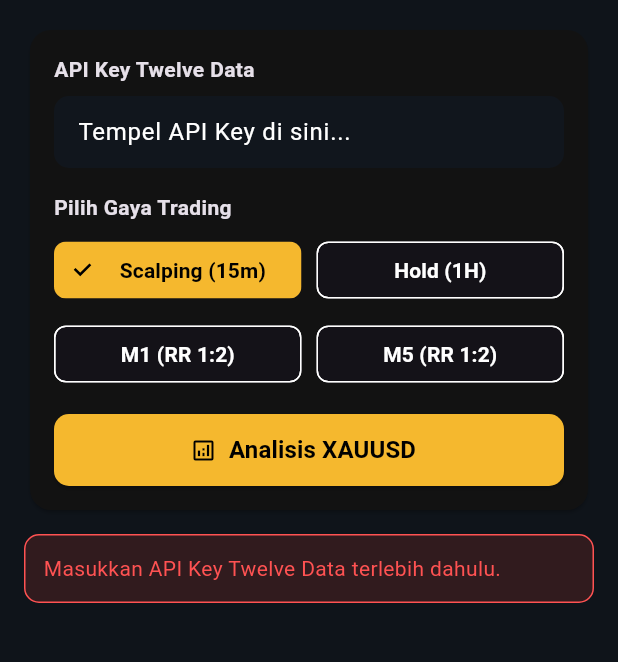
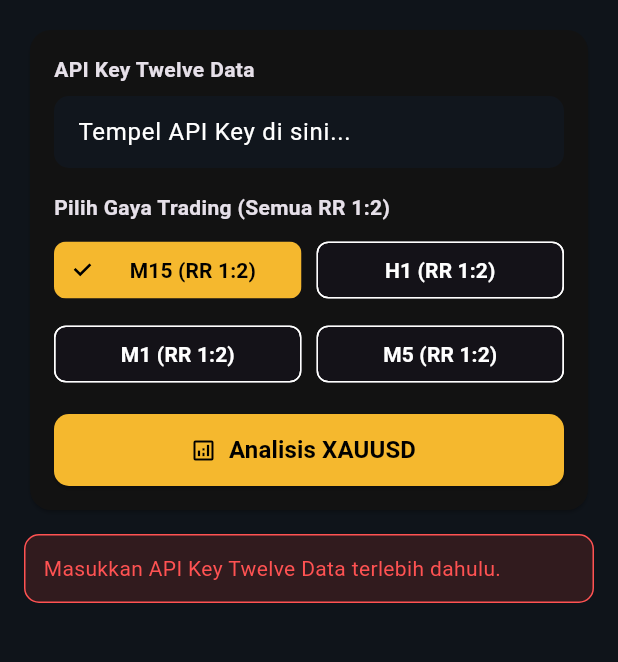
Before and after one commit to bagasody22/xauusd-analyzer, a Flutter app: the screen it shows after launch, after a tap on "Analisis XAUUSD", on a phone screen of 412 x 824 dp, the part 84-746 px from its top. Run offline on Flutter 3.47's test engine with Material 3 defaults, Android fonts, the phone set to English and light mode, and no system bars; our stand-ins replace shared_preferences.

Commit message:
Update main.dart

```diff
--- a/lib/main.dart
+++ b/lib/main.dart
@@ -104,7 +104,8 @@ class _AnalyzerHomePageState extends State<AnalyzerHomePage> {
         .map((item) => Candle.fromJson(item as Map<String, dynamic>))
         .toList();
   }
-    List<Candle> _chronologicalCandles(List<Candle> raw) {
+
+  List<Candle> _chronologicalCandles(List<Candle> raw) {
     if (raw.length < 2) return raw;
     return raw.reversed.toList();
   }
@@ -201,56 +202,7 @@ class _AnalyzerHomePageState extends State<AnalyzerHomePage> {
     return adx;
   }
 
-  List<String> _buildScalpReasons(ScalpResult res) {
-    final ema50 = _lastScalpEma50 ?? 0;
-    final ema200 = _lastScalpEma200 ?? 0;
-    final adx = _lastScalpAdx ?? 0;
-    final atr = _lastScalpAtr ?? 0;
-    final price = res.currentPrice;
-
-    final list = <String>[res.reason];
-
-    if (ema50 > ema200) {
-      list.add(
-        'Struktur EMA jangka pendek bullish: EMA 50 (${ema50.toStringAsFixed(2)}) > EMA 200 (${ema200.toStringAsFixed(2)}).',
-      );
-    } else if (ema50 < ema200) {
-      list.add(
-        'Struktur EMA jangka pendek bearish: EMA 50 (${ema50.toStringAsFixed(2)}) < EMA 200 (${ema200.toStringAsFixed(2)}).',
-      );
-    } else {
-      list.add('EMA 50 dan EMA 200 berada di level yang berdekatan.');
-    }
-
-    if (price > ema50) {
-      list.add('Harga (${price.toStringAsFixed(2)}) berada di atas EMA 50.');
-    } else if (price < ema50) {
-      list.add('Harga (${price.toStringAsFixed(2)}) berada di bawah EMA 50.');
-    }
-
-    if (adx >= 25.0) {
-      list.add(
-        'ADX (Wilder) ${adx.toStringAsFixed(1)} (>= 25.0): momentum tren cukup kuat.',
-      );
-    } else {
-      list.add(
-        'ADX (Wilder) ${adx.toStringAsFixed(1)} (< 25.0): momentum tren belum mencapai batas minimal 25.0.',
-      );
-    }
-
-    if (res.signal != ScalpSignal.noEntry &&
-        res.stopLoss != null &&
-        res.takeProfit != null) {
-      final slDist = (price - res.stopLoss!).abs().toStringAsFixed(2);
-      final tpDist = (res.takeProfit! - price).abs().toStringAsFixed(2);
-      list.add(
-        'Risiko SL $slDist poin dengan target TP $tpDist poin (rasio RR 1:2, ATR ${atr.toStringAsFixed(2)}).',
-      );
-    }
-
-    return list;
-  }
-    Future<void> _runAnalysis() async {
+  Future<void> _runAnalysis() async {
     final apiKey = _apiKeyController.text.trim();
     if (apiKey.isEmpty) {
       setState(() {
@@ -274,7 +226,6 @@ class _AnalyzerHomePageState extends State<AnalyzerHomePage> {
         final ordered = _chronologicalCandles(rawCandles);
         final closes = ordered.map((c) => c.close).toList();
 
-        final currentPrice = ordered.last.close;
         final ema50 = _calculateEma(closes, 50);
         final ema200 = _calculateEma(closes, 200);
         final adx = _calculateAdxWilder(ordered, period: 14);
@@ -282,7 +233,7 @@ class _AnalyzerHomePageState extends State<AnalyzerHomePage> {
 
         final scalpEval = ShortTermAnalyzer.evaluate(
           timeframe: scalpTf,
-          currentPrice: currentPrice,
+          candles: ordered,
           ema50: ema50,
           ema200: ema200,
           adx: adx,
@@ -328,8 +279,7 @@ class _AnalyzerHomePageState extends State<AnalyzerHomePage> {
       });
     }
   }
-
-  void _copyValue(String label, double value) {
+    void _copyValue(String label, double value) {
     final formatted = value.toStringAsFixed(2);
     Clipboard.setData(ClipboardData(text: formatted));
     ScaffoldMessenger.of(context).showSnackBar(
@@ -417,7 +367,7 @@ class _AnalyzerHomePageState extends State<AnalyzerHomePage> {
                     ),
                     const SizedBox(height: 16),
                     const Text(
-                      'Pilih Gaya Trading',
+                      'Pilih Gaya Trading (Semua RR 1:2)',
                       style: TextStyle(fontWeight: FontWeight.bold, fontSize: 14),
                     ),
                     const SizedBox(height: 8),
@@ -425,7 +375,7 @@ class _AnalyzerHomePageState extends State<AnalyzerHomePage> {
                       children: [
                         Expanded(
                           child: ChoiceChip(
-                            label: const Center(child: Text('Scalping (15m)')),
+                            label: const Center(child: Text('M15 (RR 1:2)')),
                             selected: _selectedScalpTf == null &&
                                 _selectedMode == TradingMode.scalping,
                             selectedColor: const Color(0xFFF5B82E),
@@ -447,7 +397,7 @@ class _AnalyzerHomePageState extends State<AnalyzerHomePage> {
                         const SizedBox(width: 10),
                         Expanded(
                           child: ChoiceChip(
-                            label: const Center(child: Text('Hold (1H)')),
+                            label: const Center(child: Text('H1 (RR 1:2)')),
                             selected: _selectedScalpTf == null &&
                                 _selectedMode == TradingMode.hold,
                             selectedColor: const Color(0xFFF5B82E),
@@ -574,7 +524,8 @@ class _AnalyzerHomePageState extends State<AnalyzerHomePage> {
                   child: Column(
                     children: [
                       Text(
-                        'Update: $_lastUpdated • Jangka Pendek ${_scalpResult!.timeframe.name.toUpperCase()} (Target RR 1:2)',
+                        'Update: $_lastUpdated • ${_scalpResult!.timeframe.name.toUpperCase()} (RR 1:2) • ${_scalpResult!.zoneInfo}',
+                        textAlign: TextAlign.center,
                         style: const TextStyle(color: Colors.white70, fontSize: 12),
                       ),
                       const SizedBox(height: 8),
@@ -599,12 +550,6 @@ class _AnalyzerHomePageState extends State<AnalyzerHomePage> {
                         _priceTile('Stop Loss (SL)', _scalpResult!.stopLoss!),
                         _priceTile('Take Profit (TP — RR 1:2)', _scalpResult!.takeProfit!),
                       ],
-                      const SizedBox(height: 12),
-                      Text(
-                        _scalpResult!.reason,
-                        textAlign: TextAlign.center,
-                        style: const TextStyle(color: Colors.white70, height: 1.35),
-                      ),
                     ],
                   ),
                 ),
@@ -623,7 +568,7 @@ class _AnalyzerHomePageState extends State<AnalyzerHomePage> {
                         style: TextStyle(fontWeight: FontWeight.bold, fontSize: 15),
                       ),
                       const SizedBox(height: 8),
-                      ..._buildScalpReasons(_scalpResult!).map(
+                      ..._scalpResult!.reasons.map(
                         (r) => Padding(
                           padding: const EdgeInsets.only(bottom: 6),
                           child: Row(
@@ -639,10 +584,16 @@ class _AnalyzerHomePageState extends State<AnalyzerHomePage> {
                       ),
                       const Divider(height: 24),
                       const Text(
-                        'Data Teknis (EMA / ADX / ATR)',
+                        'Data Teknis Jarak Dekat (SNR / SnD / Tren)',
                         style: TextStyle(fontWeight: FontWeight.bold, fontSize: 14),
                       ),
                       const SizedBox(height: 8),
+                      Text(
+                        '• Support / Demand Terdekat: ${_scalpResult!.nearestSupport.toStringAsFixed(2)}',
+                      ),
+                      Text(
+                        '• Resistance / Supply Terdekat: ${_scalpResult!.nearestResistance.toStringAsFixed(2)}',
+                      ),
                       Text(
                         '• EMA 50: ${(_lastScalpEma50 ?? 0).toStringAsFixed(2)} | EMA 200: ${(_lastScalpEma200 ?? 0).toStringAsFixed(2)}',
                       ),
@@ -670,7 +621,8 @@ class _AnalyzerHomePageState extends State<AnalyzerHomePage> {
                   child: Column(
                     children: [
                       Text(
-                        'Update: $_lastUpdated • Zona: ${_result!.zoneInfo}',
+                        'Update: $_lastUpdated • ${_selectedMode == TradingMode.scalping ? "M15" : "H1"} (RR 1:2) • ${_result!.zoneInfo}',
+                        textAlign: TextAlign.center,
                         style: const TextStyle(color: Colors.white70, fontSize: 12),
                       ),
                       const SizedBox(height: 8),
@@ -691,8 +643,8 @@ class _AnalyzerHomePageState extends State<AnalyzerHomePage> {
                         const Divider(height: 24),
                         _priceTile('Entry', _result!.entryPrice!),
                         _priceTile('Stop Loss (SL)', _result!.stopLoss!),
-                        _priceTile('Take Profit 1 (TP1)', _result!.tp1!),
-                        _priceTile('Take Profit 2 (TP2)', _result!.tp2!),
+                        _priceTile('Take Profit 1 (TP1 — RR 1:2)', _result!.tp1!),
+                        _priceTile('Take Profit 2 (TP2 — RR 1:3)', _result!.tp2!),
                       ],
                     ],
                   ),
@@ -728,7 +680,7 @@ class _AnalyzerHomePageState extends State<AnalyzerHomePage> {
                       ),
                       const Divider(height: 24),
                       const Text(
-                        'Data Teknis (SNR / SND / Tren)',
+                        'Data Teknis (SNR / SnD / Tren)',
                         style: TextStyle(fontWeight: FontWeight.bold, fontSize: 14),
                       ),
                       const SizedBox(height: 8),
```
